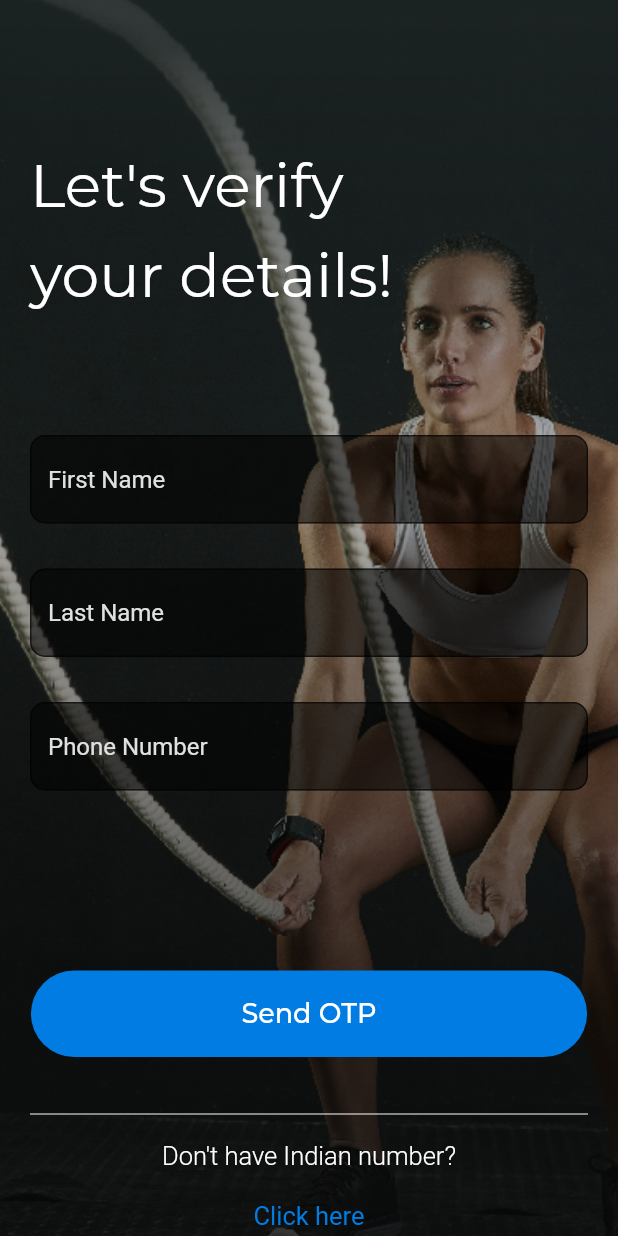
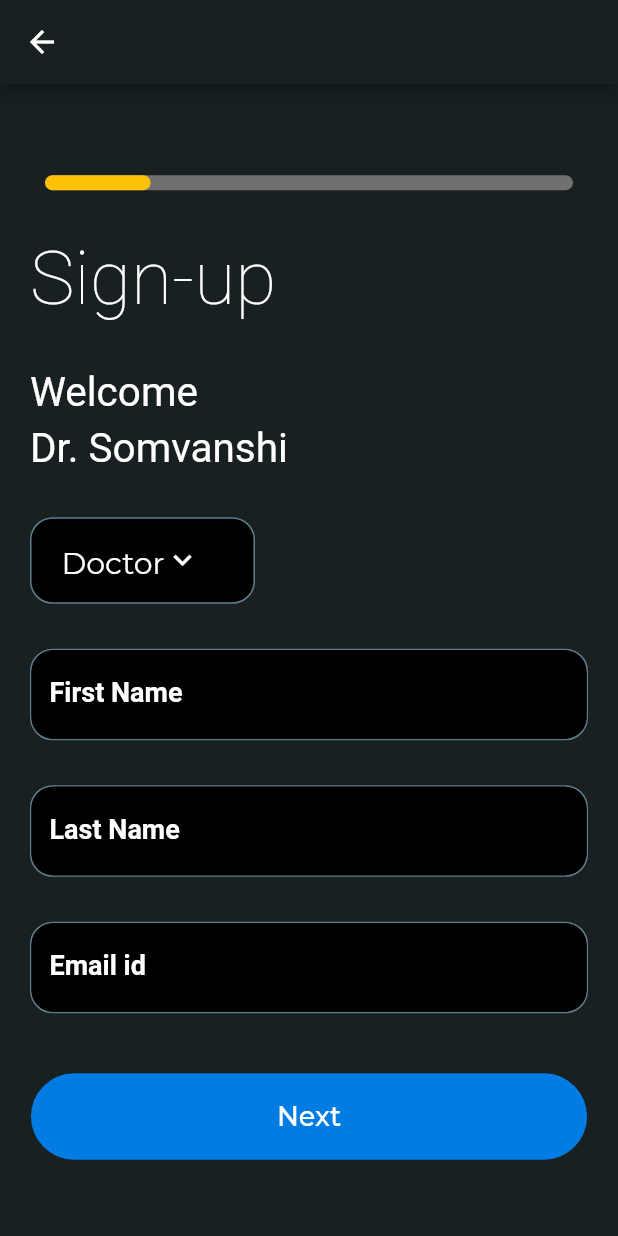
Before and after one commit to satyamvaidhyamegha/ProphysioApp, a Flutter app: the AuthPage screen opened by its route, after a tap on "Send OTP", after a tap on "Continue", on a phone screen of 412 x 824 dp. Run offline on Flutter 3.47's test engine with Material 2 defaults, Android fonts, the phone set to English and light mode, and no system bars; drawn by our look-alikes of percent_indicator; our stand-ins replace flutter_easyloading, flutter_spinkit, shared_preferences; accounts and stored records are empty; Roboto replaces fonts that are missing (Mulish); project files that could hold a hidden picture were left out.

Commit message:
Made Signup1.0 and Signup1.1 screens

```diff
--- a/physio/lib/constants/colors.dart
+++ b/physio/lib/constants/colors.dart
@@ -38,6 +38,7 @@ class AppColors {
   static const verifyOtpEnterOtpColor = Color(0xff6E6E6E);
   static const inactiveButtonColor = Colors.grey;
   static const otpSuccessBackground = Color(0xff182021);
+  static const signupBackground = Color(0xff182021);
   static const progressYellowLine = Color.fromRGBO(255, 181, 13, 1);
   static const progressYellowlineBgColor = Color.fromRGBO(255, 255, 255, 1);
   static const checkboxActiveColor = Colors.green;
--- a/physio/lib/constants/string.dart
+++ b/physio/lib/constants/string.dart
@@ -129,6 +129,7 @@ class Strings {
   static const TERRIBLE = "Terrible";
   static const GET_STARTED = "Get Started";
   static const BTN_OTP = "Send OTP";
+  static const DOCTOR_NAME = "Dr. Somvanshi";
 }
 
 class SuccessfullMsg {
--- a/physio/lib/constants/style.dart
+++ b/physio/lib/constants/style.dart
@@ -111,6 +111,14 @@ class BaseStyles {
     fontSize: 40,
   );
 
+  static TextStyle textStyleForSignupScreen = TextStyle(
+    color: AppColors.textColor,
+    fontFamily: "Montserrat",
+    fontWeight: FontWeight.w400,
+    height: 1.5,
+    fontSize: 20,
+  );
+
   static const TextStyle selfCareTextStyle = TextStyle(
     color: Color(0xFF000000),
     fontFamily: "Mulish",
--- a/physio/lib/constants/text_constants.dart
+++ b/physio/lib/constants/text_constants.dart
@@ -150,6 +150,24 @@ const registeredText = TextStyle(
   fontWeight: FontWeight.w200,
   fontSize: 19,
 );
+const doctorNameText = TextStyle(
+  color: Color(0xFFFFFFFF),
+  fontFamily: "Mulish",
+  fontWeight: FontWeight.w400,
+  fontSize: 27,
+);
+const signupText = TextStyle(
+  color: Color(0xFFFFFFFF),
+  fontFamily: "Mulish",
+  fontWeight: FontWeight.w200,
+  fontSize: 50,
+);
+const signupText2 = TextStyle(
+  color: Color(0xFFFFFFFF),
+  fontFamily: "Mulish",
+  fontWeight: FontWeight.w200,
+  fontSize: 40,
+);
 const numberText = TextStyle(
   color: Color(0xFFFFFFFF),
   fontFamily: "Mulish",
--- a/physio/lib/main.dart
+++ b/physio/lib/main.dart
@@ -2,6 +2,8 @@ import 'package:flutter/material.dart';
 import 'package:flutter/services.dart';
 import 'package:physio/constants/colors.dart';
 import 'package:flutter_easyloading/flutter_easyloading.dart';
+import 'package:physio/screens/onboarding/auth_screen3.dart';
+import 'package:physio/screens/onboarding/signup_screen1.dart';
 import 'package:physio/screens/onboarding/splash_screen2.dart';
 import 'package:physio/screens/onboarding/splash_screen.dart';
 import 'package:physio/screens/onboarding/about_screen.dart';
@@ -29,13 +31,15 @@ class MyApp extends StatelessWidget {
               const TextSelectionThemeData(cursorColor: Colors.white)),
       title: 'Pro Physio',
       debugShowCheckedModeBanner: false,
-      initialRoute: '/splash',
+      initialRoute: '/authPage',
       builder: EasyLoading.init(),
       routes: {
         '/splash': (BuildContext context) => const SplashPage(),
         '/SplashPage2': (BuildContext context) => const SplashPage2(),
         '/about': (BuildContext context) => const AboutPage(),
         '/authPage':(BuildContext context) => const AuthPage(),
+        '/authPage3':(BuildContext context) => const AuthPage3(),
+        '/signupScreen1':(BuildContext context) => const SignupScreen1(),
         //       '/login': (BuildContext context) => const LoginPage(),
         //     '/detail1': (BuildContext context) => const DetailPage(),
         //     '/welcomeuser': (BuildContext context) => const Welcomeuser(),
--- a/physio/lib/screens/onboarding/auth_screen.dart
+++ b/physio/lib/screens/onboarding/auth_screen.dart
@@ -47,7 +47,7 @@ class _AuthScreenPageState extends State<AuthPage> {
               child: Column(
                 children: [
                   const Padding(padding: EdgeInsets.all(45)),
-                  Align(
+                  Container(
                     alignment: Alignment.centerLeft,
                     child: Container(
                       padding: const EdgeInsets.only(left: 20),
@@ -55,7 +55,7 @@ class _AuthScreenPageState extends State<AuthPage> {
                           style: BaseStyles.textStyleForAuthScreen),
                     ),
                   ),
-                  Align(
+                  Container(
                     alignment: Alignment.centerLeft,
                     child: Container(
                       padding: const EdgeInsets.only(left: 20, bottom: 50),
--- a/physio/lib/screens/onboarding/auth_screen3.dart
+++ b/physio/lib/screens/onboarding/auth_screen3.dart
@@ -1,6 +1,7 @@
+
 import 'package:flutter/material.dart';
 import 'package:physio/constants/colors.dart';
-
+import 'package:physio/screens/onboarding/signup_screen1.dart';
 import '../../BaseWidget/base_image_widget.dart';
 import '../../BaseWidget/text.dart';
 import '../../constants/string.dart';
@@ -72,7 +73,7 @@ class _AuthScreenPageState3 extends State<AuthPage3> {
                       textStyle: registeredText),
                 ),
                 Container(
-                  margin: const EdgeInsets.only(top: 250),
+                  margin: const EdgeInsets.only(top: 220),
                   alignment: Alignment.bottomCenter,
                   width: MediaQuery.of(context).size.width * 0.9,
                   height: MediaQuery.of(context).size.height * 0.07,
@@ -82,7 +83,7 @@ class _AuthScreenPageState3 extends State<AuthPage3> {
                   child: GestureDetector(
                     onTap: () {
                       Navigator.pushReplacement(context,
-                          MaterialPageRoute(builder: (context) => AuthPage()));
+                          MaterialPageRoute(builder: (context) => const SignupScreen1()));
                     },
                     child: Center(
                       child: getText(
--- /dev/null
+++ b/physio/lib/screens/onboarding/signup_screen1.dart
@@ -0,0 +1,230 @@
+
+import 'package:flutter/material.dart';
+import 'package:physio/constants/string.dart';
+import 'package:physio/screens/onboarding/auth_screen3.dart';
+import 'package:percent_indicator/percent_indicator.dart';
+import 'package:physio/screens/onboarding/signup_screen2.dart';
+import '../../BaseWidget/text.dart';
+import '../../constants/colors.dart';
+import '../../constants/style.dart';
+import '../../constants/text_constants.dart';
+
+class SignupScreen1 extends StatefulWidget {
+  const SignupScreen1({Key? key}) : super(key: key);
+
+  @override
+  State<StatefulWidget> createState() {
+    return _SignupScreenPageState1();
+  }
+}
+
+class _SignupScreenPageState1 extends State<SignupScreen1> {
+  var windowWidth;
+  var windowHeight;
+
+  String dropdownvalue = 'Doctor';
+  var items = [
+    'Doctor',
+    'Mr.',
+    'Mrs.',
+  ];
+
+  @override
+  Widget build(BuildContext context) {
+    windowWidth = MediaQuery.of(context).size.width;
+    windowHeight = MediaQuery.of(context).size.height;
+    return Scaffold(
+      body: initScreen(context),
+    );
+  }
+
+  initScreen(BuildContext context) {
+    return Scaffold(
+      backgroundColor: Colors.transparent,
+      appBar: AppBar(
+        backgroundColor: AppColors.signupBackground,
+        leading: IconButton(
+          icon: Icon(Icons.arrow_back),
+          onPressed: () => Navigator.pushReplacement(
+            context,
+            MaterialPageRoute(builder: (context) => const AuthPage3()),
+          ),
+        ),
+      ),
+      body: Container(
+        height: double.maxFinite,
+        width: double.maxFinite,
+        color: AppColors.signupBackground,
+        child: Center(
+          child: SingleChildScrollView(
+            child:  Column(
+              children: [
+                Container(
+                  margin: const EdgeInsets.only(right: 20, left: 20, top: 10),
+                  child: LinearPercentIndicator(
+                    percent: 0.2,
+                    animation: true,
+                    animationDuration: 1000,
+                    lineHeight: 10,
+                    progressColor: Colors.amber,
+                    barRadius: const Radius.circular(16),
+                    backgroundColor: const Color(0xff707070),
+                  ),
+                ),
+                Container(
+                  alignment: Alignment.centerLeft,
+                  margin: const EdgeInsets.only(
+                      right: 20, left: 20, bottom: 10, top: 30),
+                  child: getText(
+                      textAlign: TextAlign.center,
+                      text: "Sign-up",
+                      textStyle: signupText),
+                ),
+                Container(
+                  alignment: Alignment.centerLeft,
+                  margin: const EdgeInsets.only(
+                      right: 20, left: 20, bottom: 5, top: 20),
+                  child: getText(
+                      textAlign: TextAlign.center,
+                      text: "Welcome",
+                      textStyle: doctorNameText),
+                ),
+                Container(
+                  alignment: Alignment.centerLeft,
+                  margin: const EdgeInsets.only(right: 20, left: 20, bottom: 20),
+                  child: getText(
+                      textAlign: TextAlign.center,
+                      text: Strings.DOCTOR_NAME,
+                      textStyle: doctorNameText),
+                ),
+                Container(
+                    margin: const EdgeInsets.only(top: 10, left: 20),
+                    alignment: Alignment.centerLeft,
+                    child: Container(
+                      width: 150,
+                      height: MediaQuery.of(context).size.height * 0.07,
+                      alignment: Alignment.centerLeft,
+                      padding: const EdgeInsets.only(left: 20, right: 20),
+                      decoration: BoxDecoration(
+                          color: Colors.black,
+                          border: Border.all(color: Colors.blueGrey, width: 1),
+                          borderRadius: BorderRadius.circular(15)),
+                      child: DropdownButton(
+                        // Initial Value
+                        value: dropdownvalue,
+                        underline: const SizedBox(),
+                        focusColor: Colors.white,
+                        dropdownColor: AppColors.signupBackground,
+                        style: BaseStyles.textStyleForSignupScreen,
+                        iconEnabledColor: Colors.white,
+
+                        // Down Arrow Icon
+                        icon: const Icon(Icons.keyboard_arrow_down),
+
+                        // Array list of items
+                        items: items.map((String items) {
+                          return DropdownMenuItem(
+                            value: items,
+                            child: Text(items),
+                          );
+                        }).toList(),
+                        // After selecting the desired option,it will
+                        // change button value to selected value
+                        onChanged: (String? newValue) {
+                          setState(() {
+                            dropdownvalue = newValue!;
+                          });
+                        },
+                      ),
+                    )),
+                Container(
+                  margin: const EdgeInsets.only(top: 30, left: 20, right: 20),
+                  decoration: BoxDecoration(
+                      color: Colors.black,
+                      border: Border.all(color: Colors.blueGrey, width: 1),
+                      borderRadius: BorderRadius.circular(15)),
+                  child: TextFormField(
+                    style: const TextStyle(color: Colors.white),
+                    decoration: InputDecoration(
+                        labelText: "First Name",
+                        labelStyle: headertext,
+                        border: OutlineInputBorder(
+                          borderRadius: BorderRadius.circular(15.0),
+                        ),
+                        filled: true,
+                        hintStyle: TextStyle(color: Colors.grey[300]),
+                        fillColor: Colors.black),
+                  ),
+                ),
+                Container(
+                  margin: const EdgeInsets.only(top: 30, left: 20, right: 20),
+                  decoration: BoxDecoration(
+                      color: Colors.black,
+                      border: Border.all(color: Colors.blueGrey, width: 1),
+                      borderRadius: BorderRadius.circular(15)),
+                  child: TextFormField(
+                    style: const TextStyle(color: Colors.white),
+                    decoration: InputDecoration(
+                        labelText: "Last Name",
+                        labelStyle: headertext,
+                        border: OutlineInputBorder(
+                          borderRadius: BorderRadius.circular(15.0),
+                        ),
+                        filled: true,
+                        hintStyle: TextStyle(color: Colors.grey[300]),
+                        fillColor: Colors.black),
+                  ),
+                ),
+
+                Container(
+                  margin: const EdgeInsets.only(top: 30,left: 20, right: 20),
+                  decoration: BoxDecoration(
+                      color: Colors.black,
+                      border: Border.all(color: Colors.blueGrey, width: 1),
+                      borderRadius: BorderRadius.circular(15)
+                  ),
+                  child: TextFormField(
+
+                    style: const TextStyle(color: Colors.white),
+                    decoration: InputDecoration(
+                        labelText: "Email id",
+                        labelStyle: headertext,
+                        border: OutlineInputBorder(
+                          borderRadius: BorderRadius.circular(15.0),
+                        ),
+                        filled: true,
+                        hintStyle: TextStyle(color: Colors.grey[300]),
+                        fillColor: Colors.black),
+                  ),
+                ),
+                Container(
+                  margin: const EdgeInsets.only(top: 40),
+                  alignment: Alignment.bottomCenter,
+                  width: MediaQuery.of(context).size.width * 0.9,
+                  height: MediaQuery.of(context).size.height * 0.07,
+                  decoration: BoxDecoration(
+                      borderRadius: BorderRadius.circular(30),
+                      color: AppColors.buttonColor),
+                  child: GestureDetector(
+                    onTap: () {
+                      Navigator.pushReplacement(context,
+                          MaterialPageRoute(builder: (context) => const SignupScreen2()));
+                    },
+                    child: Center(
+                      child: getText(
+                          textAlign: TextAlign.center,
+                          text: "Next",
+                          textStyle: buttonTextStyle),
+                    ),
+                  ),
+                ),
+
+              ],
+            ),
+          ),
+        )
+
+      ),
+    );
+  }
+}
--- a/physio/pubspec.yaml
+++ b/physio/pubspec.yaml
@@ -39,6 +39,7 @@ dependencies:
   flutter_spinkit: ^5.1.0
   font_awesome_flutter: ^10.0.0
   google_fonts: ^3.0.1
+  percent_indicator: ^4.0.1
 
 
 dev_dependencies:
```
Also changed, not shown: physio/lib/screens/onboarding/signup_screen2.dart (added, +145 -0 lines), physio/pubspec.lock.
